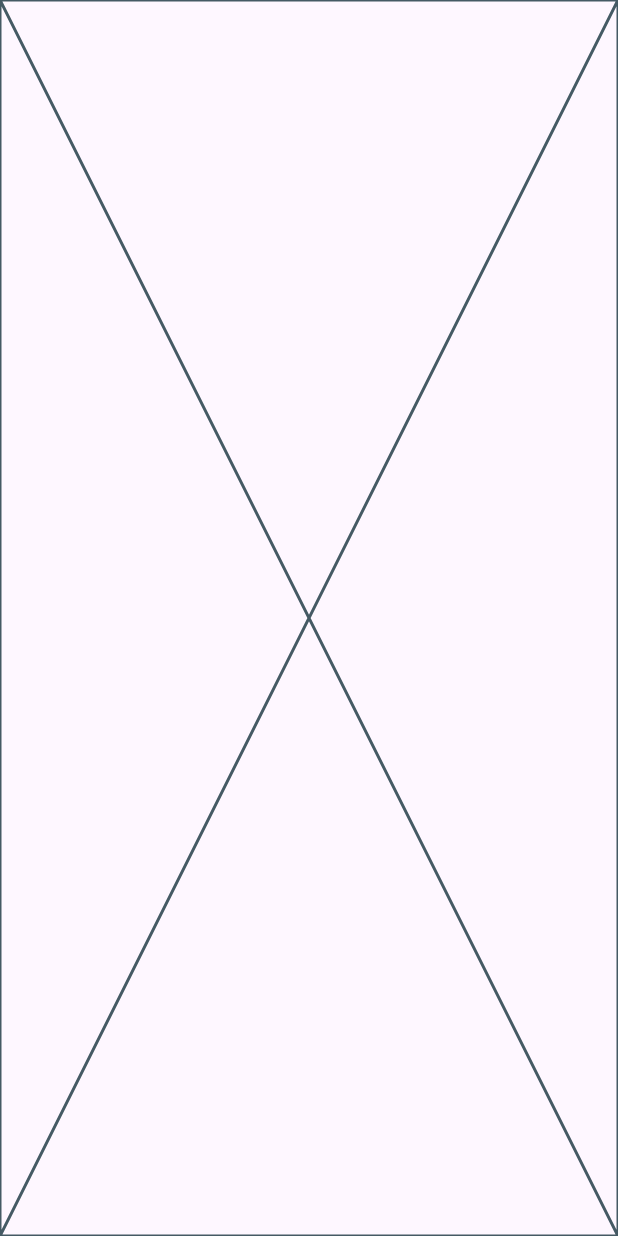
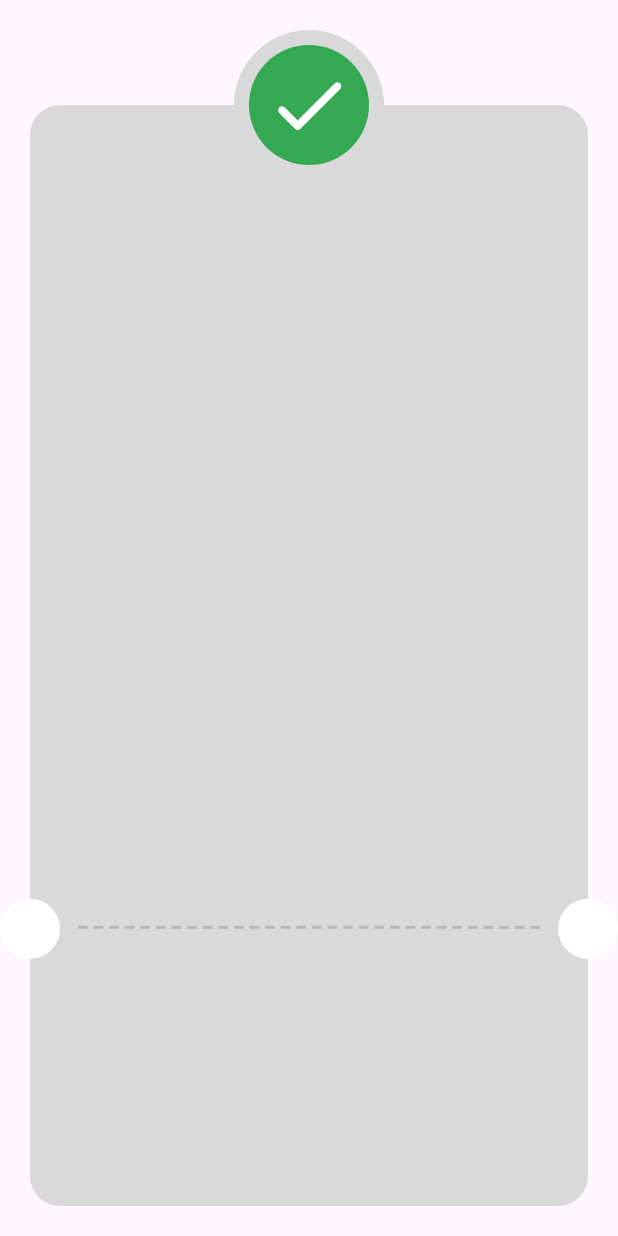
Before and after one commit to A7medMajed16/checkout-payment, a Flutter app: the ReceiptView screen opened by its route, on a phone screen of 412 x 824 dp. Run offline on Flutter 3.47's test engine with Material 3 defaults, Android fonts, the phone set to English and light mode, and no system bars; our stand-ins replace flutter_credit_card, flutter_svg, go_router.

Commit message:
refactor the Receipt view code

```diff
--- a/lib/core/utils/colors.data.dart
+++ b/lib/core/utils/colors.data.dart
@@ -5,4 +5,6 @@ abstract class ColorsData {
   static Color nonActiveColor = Colors.black.withOpacity(0.5);
   static Color mainTextColor = Colors.black;
   static Color buttonTextColor = Colors.white;
+  static Color backgroundColor = Colors.white;
+  static const Color receiptTicketBackgroundColor = Color(0xffD9D9D9);
 }
--- a/lib/features/checkout/presentation/views/my_cart_view.dart
+++ b/lib/features/checkout/presentation/views/my_cart_view.dart
@@ -7,11 +7,9 @@ class MyCartView extends StatelessWidget {
 
   @override
   Widget build(BuildContext context) {
-    return SafeArea(
-      child: Scaffold(
-        appBar: buildCustomAppBar(title: 'My Cart'),
-        body: const MyCartViewBody(),
-      ),
+    return Scaffold(
+      appBar: buildCustomAppBar(title: 'My Cart'),
+      body: const MyCartViewBody(),
     );
   }
 }
--- /dev/null
+++ b/lib/features/checkout/presentation/views/widgets/receipt_section/checked_circle.dart
@@ -0,0 +1,25 @@
+import 'package:flutter/material.dart';
+import 'package:payment_checkout/core/utils/colors.data.dart';
+
+class CheckedCircle extends StatelessWidget {
+  const CheckedCircle({
+    super.key,
+  });
+
+  @override
+  Widget build(BuildContext context) {
+    return const CircleAvatar(
+      radius: 50,
+      backgroundColor: ColorsData.receiptTicketBackgroundColor,
+      child: CircleAvatar(
+        radius: 40,
+        backgroundColor: ColorsData.primerColor,
+        child: Icon(
+          Icons.check_rounded,
+          color: Colors.white,
+          size: 60,
+        ),
+      ),
+    );
+  }
+}
--- /dev/null
+++ b/lib/features/checkout/presentation/views/widgets/receipt_section/dashed_line.dart
@@ -0,0 +1,23 @@
+import 'package:flutter/material.dart';
+
+class DashedLine extends StatelessWidget {
+  const DashedLine({
+    super.key,
+  });
+
+  @override
+  Widget build(BuildContext context) {
+    return Row(
+      children: List.generate(
+        30,
+        (index) => Expanded(
+          child: Container(
+            margin: const EdgeInsets.symmetric(horizontal: 2),
+            height: 2,
+            color: const Color(0xffB8B8B8),
+          ),
+        ),
+      ),
+    );
+  }
+}
--- a/lib/features/checkout/presentation/views/widgets/receipt_section/receipt_body.dart
+++ b/lib/features/checkout/presentation/views/widgets/receipt_section/receipt_body.dart
@@ -1,10 +1,16 @@
 import 'package:flutter/material.dart';
+
+import 'package:payment_checkout/features/checkout/presentation/views/widgets/receipt_section/receipt_ticket.dart';
 
 class ReceiptBody extends StatelessWidget {
   const ReceiptBody({super.key});
 
   @override
   Widget build(BuildContext context) {
-    return const Placeholder();
+    double hight = MediaQuery.of(context).size.height;
+    return Padding(
+      padding: const EdgeInsets.only(left: 20, right: 20, bottom: 20, top: 70),
+      child: ReceiptTicket(hight: hight),
+    );
   }
 }
--- /dev/null
+++ b/lib/features/checkout/presentation/views/widgets/receipt_section/receipt_ticket.dart
@@ -0,0 +1,53 @@
+import 'package:flutter/material.dart';
+import 'package:payment_checkout/core/utils/colors.data.dart';
+import 'package:payment_checkout/features/checkout/presentation/views/widgets/receipt_section/checked_circle.dart';
+import 'package:payment_checkout/features/checkout/presentation/views/widgets/receipt_section/dashed_line.dart';
+
+class ReceiptTicket extends StatelessWidget {
+  const ReceiptTicket({
+    super.key,
+    required this.hight,
+  });
+
+  final double hight;
+
+  @override
+  Widget build(BuildContext context) {
+    return Stack(
+      clipBehavior: Clip.none,
+      children: [
+        Container(
+          decoration: BoxDecoration(
+            color: ColorsData.receiptTicketBackgroundColor,
+            borderRadius: BorderRadius.circular(20),
+          ),
+        ),
+        Positioned(
+            left: 20 + 10,
+            right: 20 + 10,
+            bottom: hight * 0.2 + 20,
+            child: const DashedLine()),
+        Positioned(
+          left: -20,
+          bottom: hight * 0.2,
+          child: CircleAvatar(
+            backgroundColor: ColorsData.backgroundColor,
+          ),
+        ),
+        Positioned(
+          right: -20,
+          bottom: hight * 0.2,
+          child: CircleAvatar(
+            backgroundColor: ColorsData.backgroundColor,
+          ),
+        ),
+        const Positioned(
+          left: 0,
+          right: 0,
+          top: -50,
+          child: CheckedCircle(),
+        ),
+      ],
+    );
+  }
+}
```
